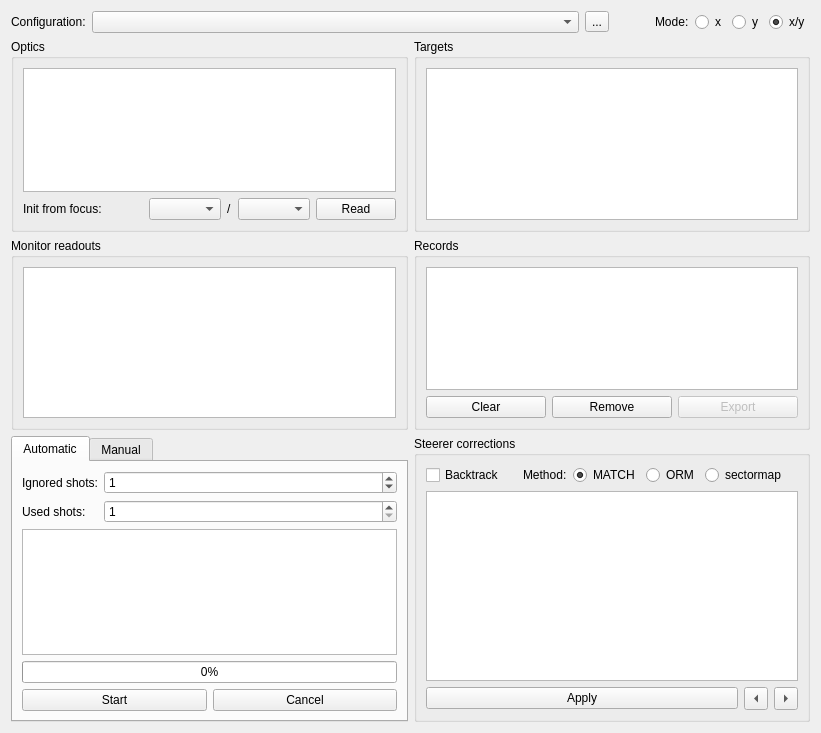
The window that src/madgui/widget/correct/optic_variation.ui (hibtc/madgui) describes before a commit, drawn with Qt 5.
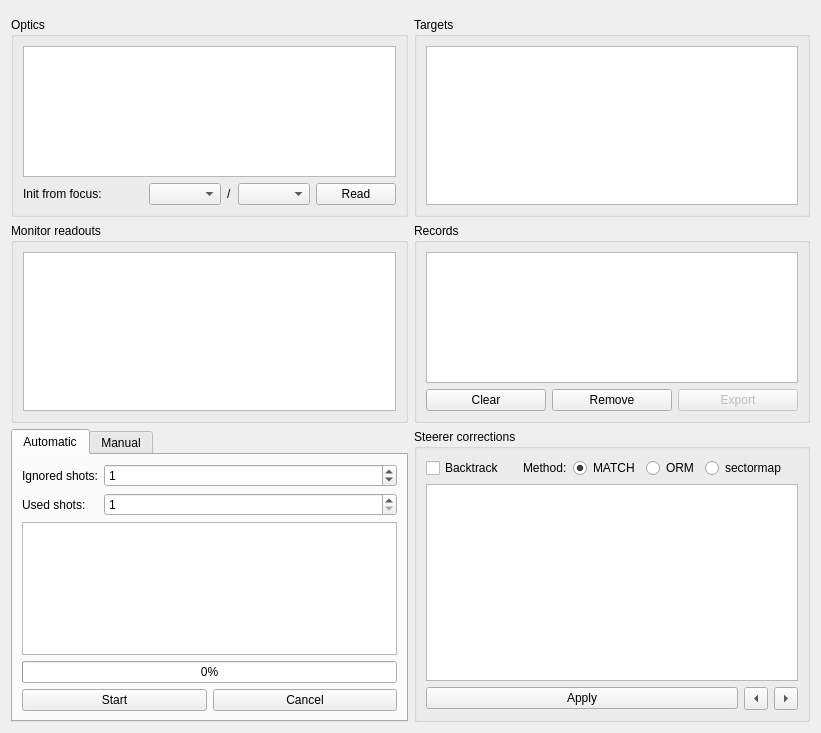
The same window after the commit. Custom widgets are drawn as their Qt base class.

Commit message: Split off config selector widget

What changed in the file:
```diff
--- a/src/madgui/widget/correct/optic_variation.ui
+++ b/src/madgui/widget/correct/optic_variation.ui
@@ -15,85 +15,7 @@
   </property>
   <layout class="QGridLayout" columnstretch="1,1">
    <item row="0" column="0" colspan="2">
-    <layout class="QHBoxLayout" name="_2" stretch="0,1,0,0,0,0,0,0">
-     <item>
-      <widget class="QLabel">
-       <property name="text">
-        <string>Configuration:</string>
-       </property>
-      </widget>
-     </item>
-     <item>
-      <widget class="QComboBox" name="configComboBox">
-       <property name="sizePolicy">
-        <sizepolicy hsizetype="Expanding" vsizetype="Fixed">
-         <horstretch>1</horstretch>
-         <verstretch>0</verstretch>
-        </sizepolicy>
-       </property>
-      </widget>
-     </item>
-     <item>
-      <widget class="QToolButton" name="editConfigButton">
-       <property name="text">
-        <string>...</string>
-       </property>
-      </widget>
-     </item>
-     <item>
-      <spacer>
-       <property name="orientation">
-        <enum>Qt::Horizontal</enum>
-       </property>
-       <property name="sizeHint" stdset="0">
-        <size>
-         <width>40</width>
-         <height>20</height>
-        </size>
-       </property>
-      </spacer>
-     </item>
-     <item>
-      <widget class="QLabel">
-       <property name="text">
-        <string>Mode:</string>
-       </property>
-      </widget>
-     </item>
-     <item>
-      <widget class="QRadioButton" name="modeXButton">
-       <property name="text">
-        <string>x</string>
-       </property>
-       <attribute name="buttonGroup">
-        <string notr="true">buttongroup_xy</string>
-       </attribute>
-      </widget>
-     </item>
-     <item>
-      <widget class="QRadioButton" name="modeYButton">
-       <property name="text">
-        <string>y</string>
-       </property>
-       <attribute name="buttonGroup">
-        <string notr="true">buttongroup_xy</string>
-       </attribute>
-      </widget>
-     </item>
-     <item>
-      <widget class="QRadioButton" name="modeXYButton">
-       <property name="text">
-        <string>x/y</string>
-       </property>
-       <property name="checked">
-        <bool>true</bool>
-       </property>
-       <attribute name="buttonGroup">
-        <string notr="true">buttongroup_xy</string>
-       </attribute>
-      </widget>
-     </item>
-    </layout>
+    <widget class="ConfigSelect" name="configSelect"/>
    </item>
    <item row="6" column="1">
     <widget class="QGroupBox">
@@ -493,6 +415,11 @@
    <extends>QTableView</extends>
    <header>madgui/widget/correct/core.h</header>
   </customwidget>
+  <customwidget>
+   <class>ConfigSelect</class>
+   <extends>QWidget</extends>
+   <header>madgui/widget/correct/configselect.h</header>
+  </customwidget>
  </customwidgets>
  <resources/>
  <connections/>
```
Left out of the diff: 1 changed line with no effect on the pictures. The commit also changes 8 other files.
